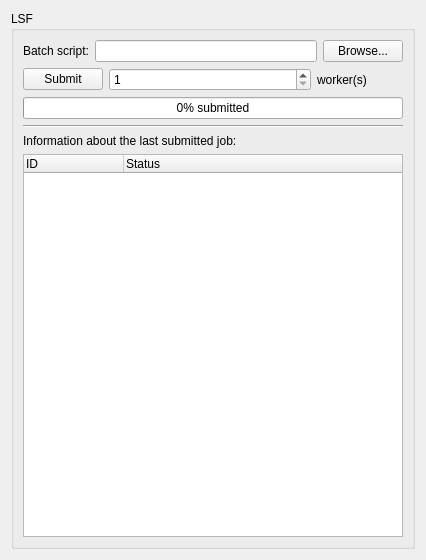
This is PAConsole/plugins/LSFPlugin/res/wgLSF.ui in AnarManafov/PoD as Qt 5 draws it before an edit. The edited form follows.
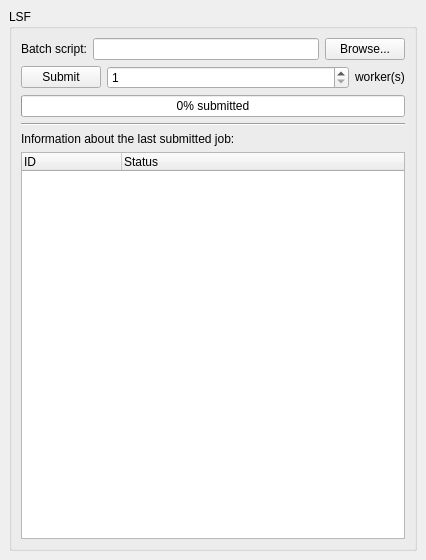
This is the edited form.

Commit message: PAConsole: fixed windows layout

```diff
--- a/PAConsole/plugins/LSFPlugin/res/wgLSF.ui
+++ b/PAConsole/plugins/LSFPlugin/res/wgLSF.ui
@@ -12,7 +12,13 @@
   <property name="windowTitle" >
    <string>Form</string>
   </property>
-  <layout class="QGridLayout" name="gridLayout" >
+  <layout class="QGridLayout" >
+   <property name="margin" >
+    <number>9</number>
+   </property>
+   <property name="spacing" >
+    <number>6</number>
+   </property>
    <item row="0" column="0" >
     <widget class="QGroupBox" name="groupBox" >
      <property name="title" >
@@ -26,6 +32,14 @@
        <number>6</number>
       </property>
       <item row="0" column="0" >
+       <layout class="QVBoxLayout" >
+        <property name="margin" >
+         <number>0</number>
+        </property>
+        <property name="spacing" >
+         <number>6</number>
+        </property>
+        <item>
        <layout class="QHBoxLayout" >
         <property name="spacing" >
          <number>6</number>
@@ -33,6 +47,9 @@
         <property name="margin" >
          <number>0</number>
         </property>
+          <property name="spacing" >
+           <number>6</number>
+          </property>
         <item>
          <widget class="QLabel" name="label_2" >
           <property name="text" >
@@ -56,7 +73,7 @@
         </item>
        </layout>
       </item>
-      <item row="1" column="0" >
+        <item>
        <layout class="QHBoxLayout" >
         <property name="spacing" >
          <number>6</number>
@@ -64,10 +81,15 @@
         <property name="margin" >
          <number>0</number>
         </property>
+          <property name="spacing" >
+           <number>6</number>
+          </property>
         <item>
          <widget class="QPushButton" name="btnSubmitClient" >
           <property name="sizePolicy" >
-           <sizepolicy vsizetype="Fixed" hsizetype="Fixed" >
+             <sizepolicy>
+              <hsizetype>0</hsizetype>
+              <vsizetype>0</vsizetype>
             <horstretch>0</horstretch>
             <verstretch>0</verstretch>
            </sizepolicy>
@@ -89,7 +111,9 @@
         <item>
          <widget class="QSpinBox" name="spinNumWorkers" >
           <property name="sizePolicy" >
-           <sizepolicy vsizetype="Preferred" hsizetype="Fixed" >
+             <sizepolicy>
+              <hsizetype>7</hsizetype>
+              <vsizetype>0</vsizetype>
             <horstretch>0</horstretch>
             <verstretch>0</verstretch>
            </sizepolicy>
@@ -114,7 +138,9 @@
         <item>
          <widget class="QLabel" name="label_4" >
           <property name="sizePolicy" >
-           <sizepolicy vsizetype="Preferred" hsizetype="Minimum" >
+             <sizepolicy>
+              <hsizetype>0</hsizetype>
+              <vsizetype>0</vsizetype>
             <horstretch>0</horstretch>
             <verstretch>0</verstretch>
            </sizepolicy>
@@ -129,21 +155,34 @@
         </item>
        </layout>
       </item>
-      <item row="3" column="0" >
+        <item>
+         <widget class="QProgressBar" name="progressSubmittedJobs" >
+          <property name="value" >
+           <number>0</number>
+          </property>
+          <property name="orientation" >
+           <enum>Qt::Horizontal</enum>
+          </property>
+          <property name="format" >
+           <string>%p% submitted</string>
+          </property>
+         </widget>
+        </item>
+        <item>
        <widget class="Line" name="line" >
         <property name="orientation" >
          <enum>Qt::Horizontal</enum>
         </property>
        </widget>
       </item>
-      <item row="4" column="0" >
+        <item>
        <widget class="QLabel" name="label" >
         <property name="text" >
          <string>Information about the last submitted job:</string>
         </property>
        </widget>
       </item>
-      <item row="5" column="0" >
+        <item>
        <widget class="QTreeWidget" name="treeJobs" >
         <property name="alternatingRowColors" >
          <bool>false</bool>
@@ -160,18 +199,7 @@
         </column>
        </widget>
       </item>
-      <item row="2" column="0" >
-       <widget class="QProgressBar" name="progressSubmittedJobs" >
-        <property name="value" >
-         <number>0</number>
-        </property>
-        <property name="orientation" >
-         <enum>Qt::Horizontal</enum>
-        </property>
-        <property name="format" >
-         <string>%p% submitted</string>
-        </property>
-       </widget>
+       </layout>
       </item>
      </layout>
      <zorder>line</zorder>
```
Left out of the diff: 10 changed lines with no effect on the pictures. Lines whose indentation alone changed are shown as unchanged. The commit also changes 2 other files.
